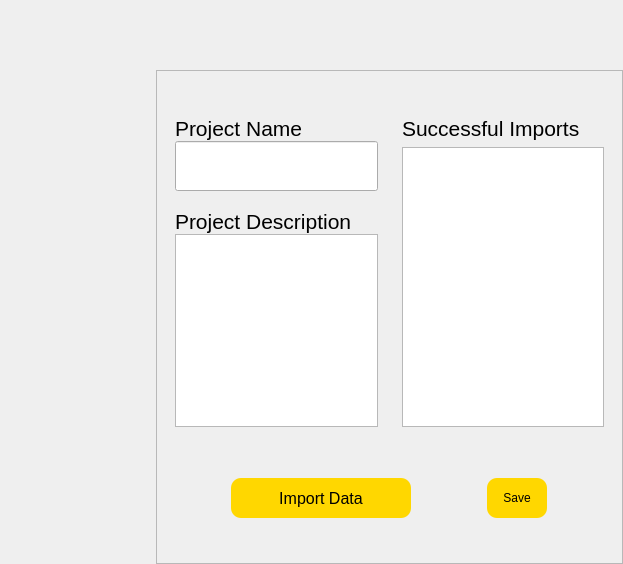
sdpunit/OrthoVis, file frontend_pages/project_setup/project_setup_window.ui: the form before one commit.
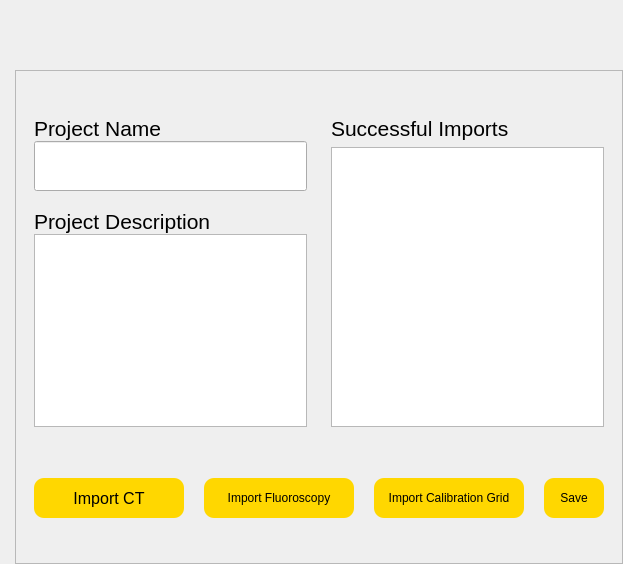
The form after the commit. Custom widgets are drawn as their Qt base class.

Commit message: Added buttons for import ammendments

```diff
--- a/frontend_pages/project_setup/project_setup_window.ui
+++ b/frontend_pages/project_setup/project_setup_window.ui
@@ -291,7 +291,7 @@
             <number>9</number>
            </property>
            <item>
-            <layout class="QHBoxLayout" name="importsLayout" stretch="1,0">
+            <layout class="QHBoxLayout" name="importsLayout" stretch="0,0,0,0">
              <property name="spacing">
               <number>20</number>
              </property>
@@ -305,7 +305,7 @@
                </property>
                <property name="minimumSize">
                 <size>
-                 <width>180</width>
+                 <width>150</width>
                  <height>40</height>
                 </size>
                </property>
@@ -330,7 +330,69 @@
 </string>
                </property>
                <property name="text">
-                <string>Import Data</string>
+                <string>Import CT</string>
+               </property>
+              </widget>
+             </item>
+             <item>
+              <widget class="QPushButton" name="importFL">
+               <property name="sizePolicy">
+                <sizepolicy hsizetype="Fixed" vsizetype="Fixed">
+                 <horstretch>0</horstretch>
+                 <verstretch>0</verstretch>
+                </sizepolicy>
+               </property>
+               <property name="minimumSize">
+                <size>
+                 <width>150</width>
+                 <height>40</height>
+                </size>
+               </property>
+               <property name="styleSheet">
+                <string notr="true">QPushButton {
+background-color: rgb(255, 215, 0);
+font: 600 12pt &quot;Segoe UI&quot;;
+border-radius: 10px;}
+
+QPushButton:hover {
+background-color: rgb(255, 230, 50);
+font-size: 14pt;
+}
+</string>
+               </property>
+               <property name="text">
+                <string>Import Fluoroscopy</string>
+               </property>
+              </widget>
+             </item>
+             <item>
+              <widget class="QPushButton" name="importCG">
+               <property name="sizePolicy">
+                <sizepolicy hsizetype="Fixed" vsizetype="Fixed">
+                 <horstretch>0</horstretch>
+                 <verstretch>0</verstretch>
+                </sizepolicy>
+               </property>
+               <property name="minimumSize">
+                <size>
+                 <width>150</width>
+                 <height>40</height>
+                </size>
+               </property>
+               <property name="styleSheet">
+                <string notr="true">QPushButton {
+background-color: rgb(255, 215, 0);
+font: 600 12pt &quot;Segoe UI&quot;;
+border-radius: 10px;}
+
+QPushButton:hover {
+background-color: rgb(255, 230, 50);
+font-size: 14pt;
+}
+</string>
+               </property>
+               <property name="text">
+                <string>Import Calibration Grid</string>
                </property>
               </widget>
              </item>
```
Left out of the diff: 2 changed lines with no effect on the pictures. The commit also changes 3 other files.
